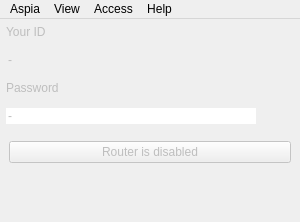
dchapyshev/aspia, file source/host/ui/host_window.ui: the form before one commit.
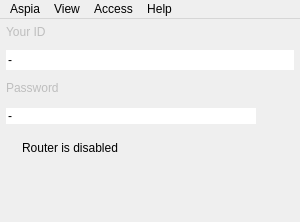
The form after the commit. Icons and pictures are not drawn.

```diff
--- a/source/host/ui/host_window.ui
+++ b/source/host/ui/host_window.ui
@@ -75,9 +75,6 @@
       </item>
       <item>
        <widget class="QLineEdit" name="edit_id">
-        <property name="enabled">
-         <bool>false</bool>
-        </property>
         <property name="text">
          <string notr="true">-</string>
         </property>
@@ -130,9 +127,6 @@
          </property>
          <item>
           <widget class="QLineEdit" name="edit_password">
-           <property name="enabled">
-            <bool>false</bool>
-           </property>
            <property name="text">
             <string notr="true">-</string>
            </property>
@@ -194,12 +188,12 @@
     </item>
     <item>
      <widget class="QWidget" name="widget_statusbar" native="true">
-      <layout class="QVBoxLayout" name="verticalLayout_2">
+      <layout class="QHBoxLayout" name="horizontalLayout_status">
        <item>
-        <widget class="QPushButton" name="button_status">
-         <property name="enabled">
-          <bool>false</bool>
-         </property>
+        <widget class="QLabel" name="label_status_icon"/>
+       </item>
+       <item>
+        <widget class="QLabel" name="label_status">
          <property name="text">
           <string>Router is disabled</string>
          </property>
@@ -209,6 +203,19 @@
          </property>
         </widget>
        </item>
+       <item>
+        <spacer name="horizontalSpacer_status">
+         <property name="orientation">
+          <enum>Qt::Orientation::Horizontal</enum>
+         </property>
+         <property name="sizeHint" stdset="0">
+          <size>
+           <width>0</width>
+           <height>0</height>
+          </size>
+         </property>
+        </spacer>
+       </item>
       </layout>
      </widget>
     </item>
```
Left out of the diff: 4 changed lines with no effect on the pictures.
